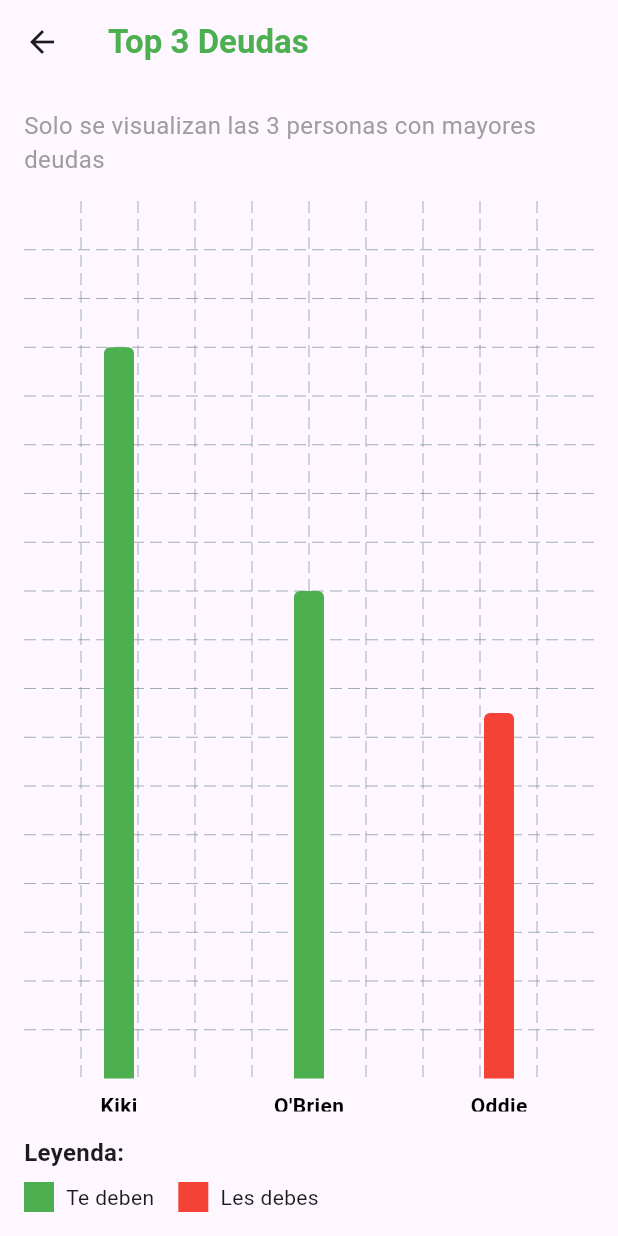
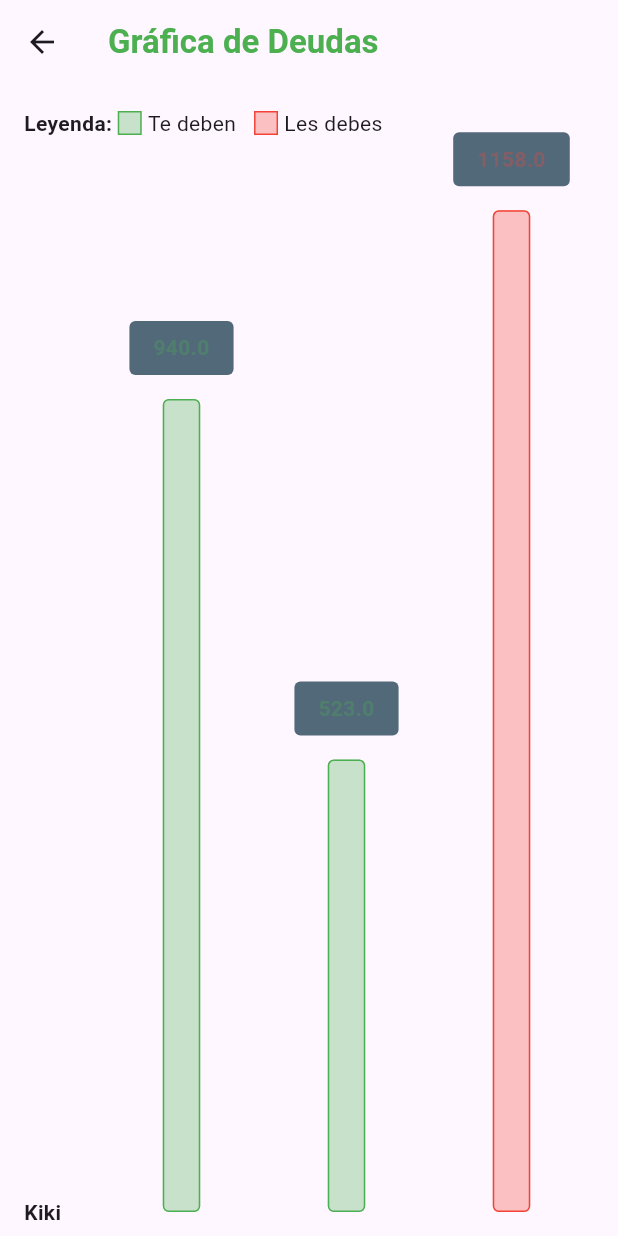
Before and after one commit to Myshelluwu/paytogether, a Flutter app: the GraficaDeudasScreen screen opened by its route, on a phone screen of 412 x 824 dp. Run offline on Flutter 3.47's test engine with Material 3 defaults, Android fonts, the phone set to English and light mode, and no system bars; drawn by our look-alikes of fl_chart; Roboto replaces fonts that are missing (Poppins).

Commit message:
Ultimos cambios

```diff
--- a/lib/cuentasgru.dart
+++ b/lib/cuentasgru.dart
@@ -24,9 +24,9 @@ class CuentasGrupales extends StatelessWidget {
               title: "Historial",
               subtitle: "Elige un grupo para ver sus cuentas",
               items: [
-                _GroupItem(name: 'El Cantón', route: '/historial-el-canton'),
-                _GroupItem(name: 'Escuela', route: '/historial-escuela'),
-                _GroupItem(name: 'Amigos', route: '/historial-amigos'),
+                const _GroupItem(name: 'El Cantón', route: '/historial-el-canton'),
+                const _GroupItem(name: 'Escuela', route: '/historial-escuela'),
+                const _GroupItem(name: 'Amigos', route: '/historial-amigos'),
               ],
               icon: Icons.person,
               color: Colors.green,
--- a/lib/cuentasind.dart
+++ b/lib/cuentasind.dart
@@ -24,9 +24,9 @@ class CuentasIndividuales extends StatelessWidget {
               title: "Historial",
               subtitle: "Elige una persona para ver sus cuentas",
               items: [
-                _GroupItem(name: 'Kiki', route: '/historial-kiki'),
-                _GroupItem(name: 'Oddie', route: '/historial-oddie'),
-                _GroupItem(name: 'O\'Brien', route: '/historial-obrien'),
+                const _GroupItem(name: 'Kiki', route: '/historial-kiki'),
+                const _GroupItem(name: 'Oddie', route: '/historial-oddie'),
+                const _GroupItem(name: 'O\'Brien', route: '/historial-obrien'),
               ],
               icon: Icons.person,
               color: Colors.green,
--- a/lib/grafica_deudas.dart
+++ b/lib/grafica_deudas.dart
@@ -8,19 +8,15 @@ class GraficaDeudasScreen extends StatelessWidget {
   Widget build(BuildContext context) {
     // Datos de ejemplo
     final List<Deuda> deudas = [
-      Deuda('Kiki', 150.0, Colors.green),
-      Deuda('Oddie', -75.0, Colors.red),
-      Deuda('O\'Brien', 100.0, Colors.green),
+      Deuda('Kiki', 940.0, Colors.green),
+      Deuda('Oddie', 523.0, Colors.green),
+      Deuda('O\'Brien', -1158.0, Colors.red),
     ];
-
-    // Ordenar por valor absoluto y tomar las 3 mayores
-    deudas.sort((a, b) => b.monto.abs().compareTo(a.monto.abs()));
-    final topDeudas = deudas.take(3).toList();
 
     return Scaffold(
       appBar: AppBar(
         title: const Text(
-          'Top 3 Deudas',
+          'Gráfica de Deudas',
           style: TextStyle(
             color: Colors.green,
             fontWeight: FontWeight.bold,
@@ -32,65 +28,83 @@ class GraficaDeudasScreen extends StatelessWidget {
         child: Column(
           crossAxisAlignment: CrossAxisAlignment.start,
           children: [
+            Row(
+              children: [
                 const Text(
-              'Solo se visualizan las 3 personas con mayores deudas',
+                  'Leyenda: ',
                   style: TextStyle(
-                fontSize: 16,
-                color: Colors.grey,
+                    fontSize: 14,
+                    fontWeight: FontWeight.bold,
                   ),
                 ),
-            const SizedBox(height: 16),
+                Container(
+                  width: 16,
+                  height: 16,
+                  decoration: BoxDecoration(
+                    color: Colors.green.withOpacity(0.3),
+                    border: Border.all(color: Colors.green),
+                  ),
+                ),
+                const SizedBox(width: 4),
+                const Text(
+                  'Te deben',
+                  style: TextStyle(fontSize: 14),
+                ),
+                const SizedBox(width: 12),
+                Container(
+                  width: 16,
+                  height: 16,
+                  decoration: BoxDecoration(
+                    color: Colors.red.withOpacity(0.3),
+                    border: Border.all(color: Colors.red),
+                  ),
+                ),
+                const SizedBox(width: 4),
+                const Text(
+                  'Les debes',
+                  style: TextStyle(fontSize: 14),
+                ),
+              ],
+            ),
+            const SizedBox(height: 24),
             Expanded(
               child: BarChart(
                 BarChartData(
+                  maxY: 1200,
+                  minY: 0,
                   alignment: BarChartAlignment.spaceAround,
-                  maxY: topDeudas
-                          .map((e) => e.monto.abs())
-                          .reduce((a, b) => a > b ? a : b) *
-                      1.2,
-                  barTouchData: BarTouchData(
-                    enabled: true,
-                    touchTooltipData: BarTouchTooltipData(
-                      tooltipBgColor: Colors.grey[800],
-                      getTooltipItem: (group, groupIndex, rod, rodIndex) {
-                        return BarTooltipItem(
-                          '\$${rod.toY.toStringAsFixed(2)}',
-                          const TextStyle(color: Colors.white),
-                        );
-                      },
-                    ),
-                  ),
+                  barTouchData: BarTouchData(enabled: false),
                   titlesData: FlTitlesData(
                     show: true,
-                    bottomTitles: AxisTitles(
+                    leftTitles: AxisTitles(
                       sideTitles: SideTitles(
                         showTitles: true,
                         getTitlesWidget: (value, meta) {
-                          return Padding(
-                            padding: const EdgeInsets.only(top: 8.0),
-                            child: Text(
-                              topDeudas[value.toInt()].persona,
+                          if (value >= deudas.length) return const SizedBox();
+                          return Text(
+                            deudas[value.toInt()].persona,
                             style: const TextStyle(
-                                color: Colors.black,
+                              fontSize: 14,
                               fontWeight: FontWeight.bold,
-                              ),
                             ),
                           );
                         },
+                        reservedSize: 50,
                       ),
                     ),
-                    leftTitles: AxisTitles(
+                    rightTitles: const AxisTitles(
                       sideTitles: SideTitles(showTitles: false),
                     ),
-                    topTitles: AxisTitles(
+                    topTitles: const AxisTitles(
                       sideTitles: SideTitles(showTitles: false),
                     ),
-                    rightTitles: AxisTitles(
+                    bottomTitles: const AxisTitles(
                       sideTitles: SideTitles(showTitles: false),
                     ),
                   ),
+                  gridData: const FlGridData(show: false),
                   borderData: FlBorderData(show: false),
-                  barGroups: topDeudas.asMap().entries.map((entry) {
+                  barGroups: deudas.asMap().entries.map((entry) {
                     final index = entry.key;
                     final deuda = entry.value;
                     return BarChartGroupData(
@@ -98,46 +112,42 @@ class GraficaDeudasScreen extends StatelessWidget {
                       barRods: [
                         BarChartRodData(
                           toY: deuda.monto.abs(),
+                          color: deuda.color.withOpacity(0.3),
+                          width: 25,
+                          borderRadius: BorderRadius.circular(4),
+                          borderSide: BorderSide(
+                            width: 1,
                             color: deuda.color,
-                          width: 20,
-                          borderRadius: const BorderRadius.only(
-                            topLeft: Radius.circular(4),
-                            topRight: Radius.circular(4),
                           ),
                         ),
                       ],
+                      showingTooltipIndicators: [0],
+                    );
+                  }).toList(),
+                  extraLinesData: ExtraLinesData(
+                    horizontalLines: deudas.asMap().entries.map((entry) {
+                      final index = entry.key;
+                      final deuda = entry.value;
+                      return HorizontalLine(
+                        y: index.toDouble(),
+                        color: Colors.transparent,
+                        label: HorizontalLineLabel(
+                          show: true,
+                          alignment: Alignment.centerLeft,
+                          padding: const EdgeInsets.only(right: 5),
+                          style: TextStyle(
+                            color: deuda.color,
+                            fontWeight: FontWeight.bold,
+                            fontSize: 14,
+                          ),
+                          labelResolver: (line) =>
+                              '\$${deuda.monto.abs().toStringAsFixed(0)}',
+                        ),
                       );
                     }).toList(),
                   ),
                 ),
               ),
-            const SizedBox(height: 16),
-            const Text(
-              'Leyenda:',
-              style: TextStyle(
-                fontSize: 16,
-                fontWeight: FontWeight.bold,
-              ),
-            ),
-            const SizedBox(height: 8),
-            Row(
-              children: [
-                Container(
-                  width: 20,
-                  height: 20,
-                  color: Colors.green,
-                ),
-                const SizedBox(width: 8),
-                const Text('Te deben'),
-                const SizedBox(width: 16),
-                Container(
-                  width: 20,
-                  height: 20,
-                  color: Colors.red,
-                ),
-                const SizedBox(width: 8),
-                const Text('Les debes'),
-              ],
             ),
           ],
         ),
--- a/lib/main.dart
+++ b/lib/main.dart
@@ -26,9 +26,9 @@ class PayTogetherApp extends StatelessWidget {
       routes: {
         '/': (context) => const SplashScreen(),
         '/menu': (context) => const Menu(),
-        '/el-cantón': (context) => GroupScreen(groupName: 'El Cantón'),
-        '/escuela': (context) => GroupScreen(groupName: 'Escuela'),
-        '/amigos': (context) => GroupScreen(groupName: 'Amigos'),
+        '/el-cantón': (context) => const GroupScreen(groupName: 'El Cantón'),
+        '/escuela': (context) => const GroupScreen(groupName: 'Escuela'),
+        '/amigos': (context) => const GroupScreen(groupName: 'Amigos'),
         '/kiki': (context) => const PersonScreen(personName: 'Kiki'),
         '/oddie': (context) => const PersonScreen(personName: 'Oddie'),
         '/obrien': (context) => const PersonScreen(personName: 'O\'Brien'),
--- a/lib/persona.dart
+++ b/lib/persona.dart
@@ -47,7 +47,7 @@ class PersonScreen extends StatelessWidget {
     // Datos de ejemplo
     final List<String> groups = ['El Cantón', 'Amigos'];
     final String email = '${personName.toLowerCase()}@example.com';
-    final String phone = '+1 555-555-5555';
+    const String phone = '+1 555-555-5555';
 
     return Scaffold(
       appBar: AppBar(
```
Also changed, not shown: lib/gastos.dart (+6 -6 lines), lib/grupo.dart (+4 -4 lines), lib/menu.dart (+40 -16 lines). Lines whose indentation alone changed are shown as unchanged.
